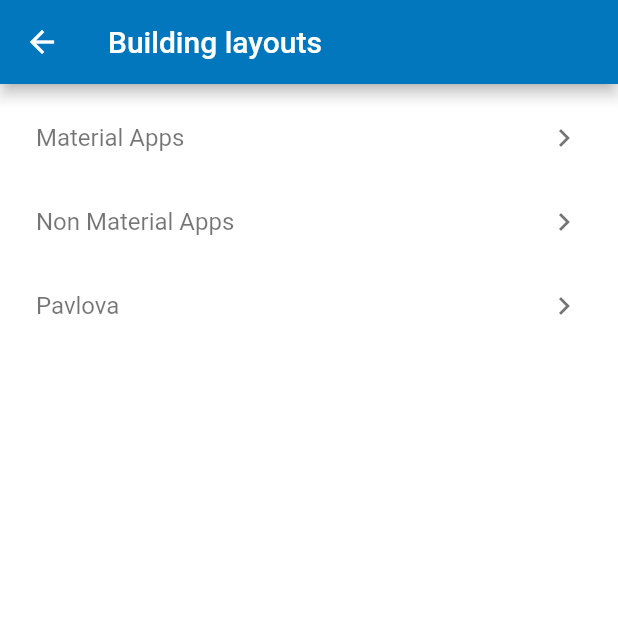
After one commit to JustinInCoding/FlutterCookbook, a Flutter app: the screen it shows after launch, after a tap on "Building Layouts", on a phone screen of 412 x 824 dp, the top half of it. The commit adds this screen. Run offline on Flutter 3.47's test engine with Material 2 defaults, Android fonts, the phone set to English and light mode, and no system bars.

Commit message:
[feat] pavlova

```diff
--- /dev/null
+++ b/lib/layoutsinflutter/buildingLayouts.dart
@@ -0,0 +1,49 @@
+import 'package:flutter/material.dart';
+import 'package:flutter/widgets.dart';
+import 'package:flutter_theme/layoutsinflutter/materialApps.dart';
+import 'package:flutter_theme/layoutsinflutter/nonMaterialApps.dart';
+import 'package:flutter_theme/layoutsinflutter/pavlova.dart';
+
+class BuildingLayouts extends StatelessWidget {
+  const BuildingLayouts({Key key}) : super(key: key);
+
+  @override
+  Widget build(BuildContext context) {
+    return Scaffold(
+      appBar: AppBar(
+        title: Text("Building layouts"),
+      ),
+      body: Center(
+        child: Container(
+          color: Theme.of(context).accentColor,
+          child: ListView(
+            padding: EdgeInsets.all(8.0),
+            children: [
+              ListTile(
+                title: Text("Material Apps", style: TextStyle(color: Colors.black54),),
+                trailing: Icon(Icons.keyboard_arrow_right, color: Colors.black54,),
+                onTap: () {
+                  Navigator.push(context, MaterialPageRoute(builder: (context) => MyMaterialApps()));
+                },
+              ),
+              ListTile(
+                title: Text("Non Material Apps", style: TextStyle(color: Colors.black54),),
+                trailing: Icon(Icons.keyboard_arrow_right, color: Colors.black54,),
+                onTap: () {
+                  Navigator.push(context, MaterialPageRoute(builder: (context) => NonMaterialApp()));
+                },
+              ),
+              ListTile(
+                title: Text("Pavlova", style: TextStyle(color: Colors.black54),),
+                trailing: Icon(Icons.keyboard_arrow_right, color: Colors.black54,),
+                onTap: () {
+                  Navigator.push(context, MaterialPageRoute(builder: (context) => Pavlova()));
+                },
+              ),
+            ],
+          ),
+        ),
+      ),
+    );
+  }
+}
--- /dev/null
+++ b/lib/layoutsinflutter/materialApps.dart
@@ -0,0 +1,20 @@
+import 'package:flutter/material.dart';
+
+class MyMaterialApps extends StatelessWidget {
+  const MyMaterialApps({Key key}) : super(key: key);
+
+  @override
+  Widget build(BuildContext context) {
+    return MaterialApp(
+      title: "Flutter layout demo",
+      home: Scaffold(
+        appBar: AppBar(
+          title: Text("Flutter layout demo"),
+        ),
+        body: Center(
+          child: Text("Hello World"),
+        ),
+      ),
+    );
+  }
+}
--- a/lib/main.dart
+++ b/lib/main.dart
@@ -1,4 +1,6 @@
 import 'package:flutter/material.dart';
+import 'package:flutter/rendering.dart';
+import 'package:flutter_theme/layoutsinflutter/buildingLayouts.dart';
 import 'package:flutter_theme/myCustomForm.dart';
 import 'package:flutter_theme/tabPage.dart';
 import 'package:flutter_theme/userinterface/introductionWidgets.dart';
@@ -6,6 +8,7 @@ import 'package:flutter_theme/userinterface/introductionWidgets.dart';
 import 'animation/animations.dart';
 
 void main() {
+  debugPaintSizeEnabled = true; // Set to true for visual layout
   runApp(MyApp());
 }
 
@@ -78,6 +81,16 @@ class MyHomePage extends StatelessWidget {
                   );
                 },
               ),
+              ListTile(
+                title: Text("Building Layouts", style: TextStyle(color: Colors.black54),),
+                trailing: Icon(Icons.keyboard_arrow_right, color: Colors.black54,),
+                onTap: () {
+                  Navigator.push(
+                    context,
+                    MaterialPageRoute(builder: (context) => BuildingLayouts()),
+                  );
+                },
+              ),
             ],
           ),
         ),
--- a/pubspec.yaml
+++ b/pubspec.yaml
@@ -45,9 +45,8 @@ flutter:
   uses-material-design: true
 
   # To add assets to your application, add an assets section, like this:
-  # assets:
-  #   - images/a_dot_burr.jpeg
-  #   - images/a_dot_ham.jpeg
+  assets:
+    - assets/pavlova.jpg
 
   # An image asset can refer to one or more resolution-specific "variants", see
   # https://flutter.dev/assets-and-images/#resolution-aware.
```
Also changed, not shown: lib/layoutsinflutter/nonMaterialApps.dart (added, +27 -0 lines), lib/layoutsinflutter/pavlova.dart (added, +153 -0 lines), assets/pavlova.jpg (added).
